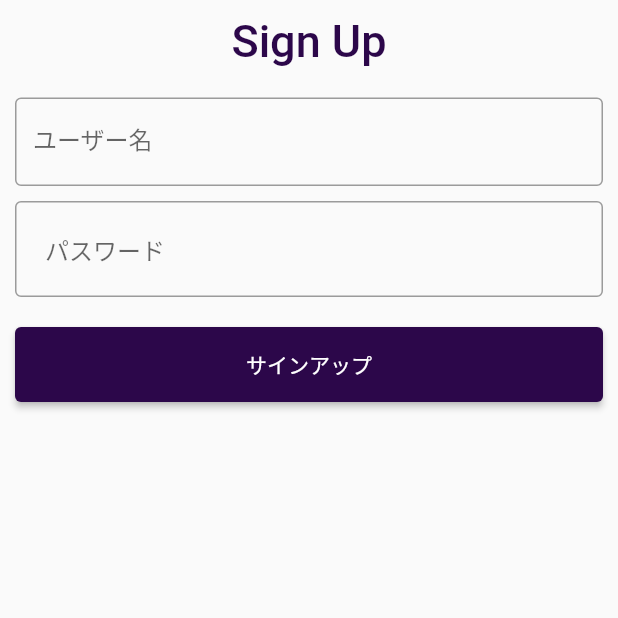
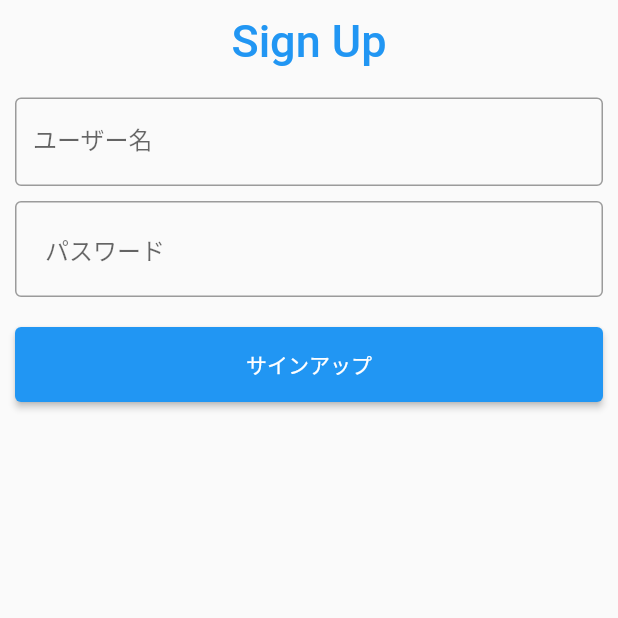
Before and after one commit to AyanaAkutsu/PasswordManager, a Flutter app: the SignUpPage screen opened by its route, on a phone screen of 412 x 824 dp, the top half of it. Run offline on Flutter 3.47's test engine with Material 2 defaults, Android fonts, the phone set to English and light mode, and no system bars; our stand-ins replace cloud_firestore, firebase_core; accounts and stored records are empty.

Commit message:
sign up画面の色を変更

```diff
--- a/password_manager/lib/screens/signup.dart
+++ b/password_manager/lib/screens/signup.dart
@@ -25,7 +25,7 @@ class _SignUpPageState extends State<SignUpPage> {
                 child: const Text(
                   'Sign Up',
                   style: TextStyle(
-                      color: Color.fromARGB(255, 44, 7, 74),
+                      color: Colors.blue,
                       fontWeight: FontWeight.w500,
                       fontSize: 30),
                 )),
@@ -70,7 +70,7 @@ class _SignUpPageState extends State<SignUpPage> {
                     Navigator.of(context).pushNamed('/');
                   },
                   style: ElevatedButton.styleFrom(
-                    primary: const Color.fromARGB(255, 44, 7, 74),
+                    //primary: const Color.fromARGB(255, 44, 7, 74),
                   ),
                   child: const Text('サインアップ'),
                 )
```
